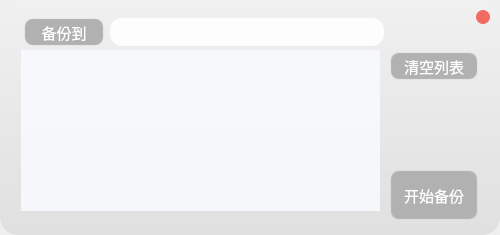
Before: the Qt Designer form py/ui_editlist.ui in chflame163/backup_tool, drawn with Qt 5.
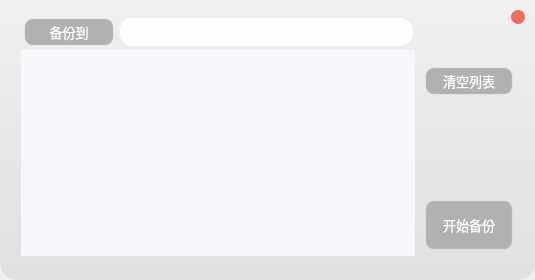
After: the same form once the commit is applied.

```diff
--- a/py/ui_editlist.ui
+++ b/py/ui_editlist.ui
@@ -6,8 +6,8 @@
    <rect>
     <x>0</x>
     <y>0</y>
-    <width>500</width>
-    <height>235</height>
+    <width>535</width>
+    <height>280</height>
    </rect>
   </property>
   <property name="minimumSize">
@@ -113,7 +113,7 @@
         </property>
         <layout class="QHBoxLayout" name="top_frame_horizontalLayout" stretch="19,1">
          <property name="spacing">
-          <number>57</number>
+          <number>63</number>
          </property>
          <property name="leftMargin">
           <number>0</number>
@@ -171,7 +171,7 @@
               </property>
               <property name="maximumSize">
                <size>
-                <width>80</width>
+                <width>90</width>
                 <height>28</height>
                </size>
               </property>
@@ -296,7 +296,7 @@
               <property name="font">
                <font>
                 <family>Microsoft YaHei</family>
-                <pointsize>11</pointsize>
+                <pointsize>10</pointsize>
                </font>
               </property>
               <property name="layoutDirection">
@@ -985,7 +985,7 @@
              <property name="font">
               <font>
                <family>Microsoft YaHei</family>
-               <pointsize>11</pointsize>
+               <pointsize>10</pointsize>
               </font>
              </property>
              <property name="styleSheet">
@@ -1144,7 +1144,7 @@
              <property name="font">
               <font>
                <family>Microsoft YaHei</family>
-               <pointsize>11</pointsize>
+               <pointsize>10</pointsize>
               </font>
              </property>
              <property name="styleSheet">
```
